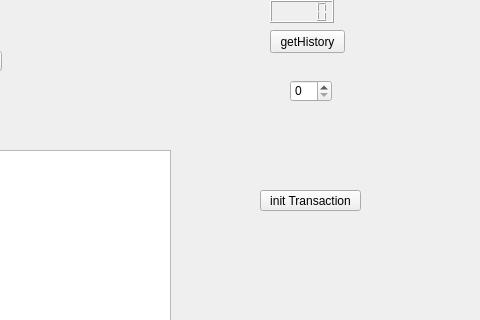
Old version of the form uis/chainNodeUI.ui in the repository JakubBurczyk/sr_blockchain; both pictures show x 320 to 800 and y 0 to 320 of the 800 by 600 pixel window.
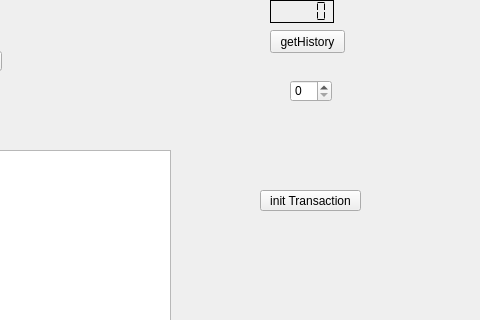
New version of the form.

Diff of the .ui file:
```diff
--- a/uis/chainNodeUI.ui
+++ b/uis/chainNodeUI.ui
@@ -56,6 +56,15 @@
       <height>23</height>
      </rect>
     </property>
+    <property name="frameShape">
+     <enum>QFrame::Box</enum>
+    </property>
+    <property name="frameShadow">
+     <enum>QFrame::Plain</enum>
+    </property>
+    <property name="segmentStyle">
+     <enum>QLCDNumber::Flat</enum>
+    </property>
    </widget>
    <widget class="QSpinBox" name="spinBox_ROS">
     <property name="geometry">
```
